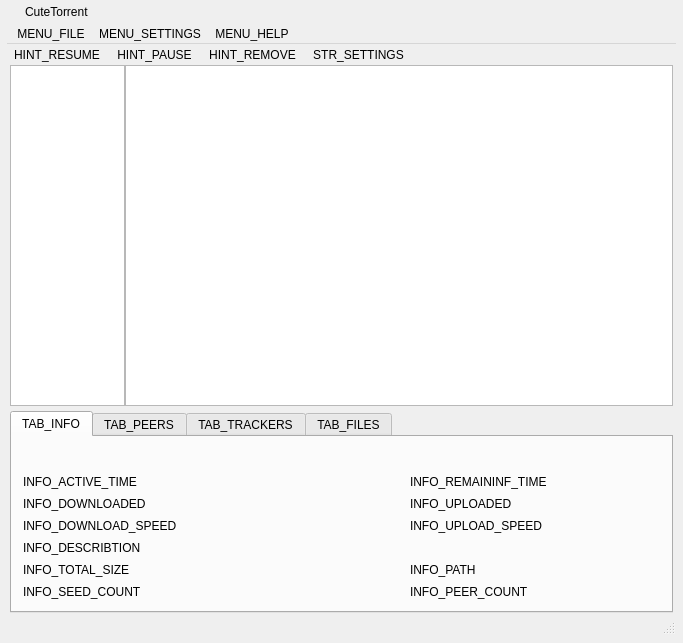
Old version of the form CuteTorrent/LTorrent/customWindow/CustomWindow.ui in the repository SuperNerd-James/cutetorrent.
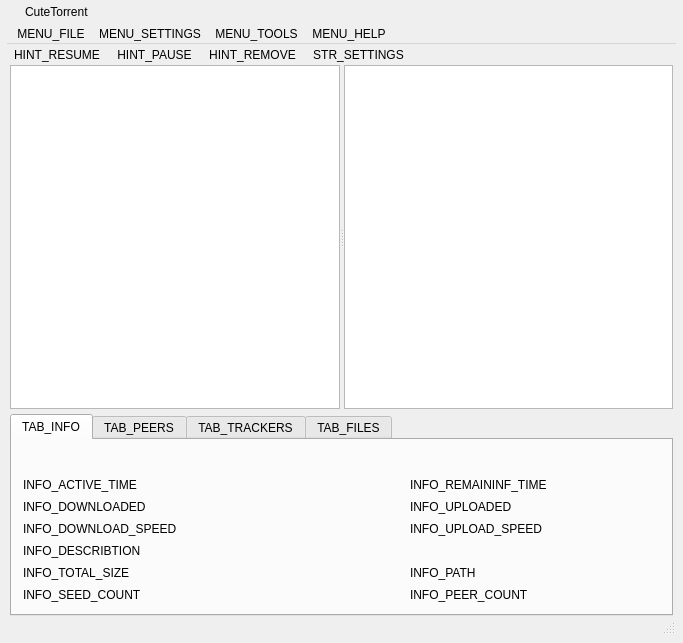
New version of the form. Icons and pictures are not drawn.

Diff of the .ui file:
```diff
--- a/CuteTorrent/LTorrent/customWindow/CustomWindow.ui
+++ b/CuteTorrent/LTorrent/customWindow/CustomWindow.ui
@@ -219,6 +219,12 @@
           <height>0</height>
          </size>
         </property>
+        <property name="maximumSize">
+         <size>
+          <width>16777215</width>
+          <height>16777215</height>
+         </size>
+        </property>
         <property name="styleSheet">
          <string notr="true"/>
         </property>
@@ -255,8 +261,15 @@
          <addaction name="ACTION_MENU_ABAUT_CT"/>
          <addaction name="ACTION_MENU_CHECK_UPDATE"/>
         </widget>
+        <widget class="QMenu" name="menuMENU_TOOLS">
+         <property name="title">
+          <string>MENU_TOOLS</string>
+         </property>
+         <addaction name="ACTION_TOOLS_BACKUP"/>
+        </widget>
         <addaction name="menu"/>
         <addaction name="menu_2"/>
+        <addaction name="menuMENU_TOOLS"/>
         <addaction name="menu_CuteTorrent"/>
        </widget>
       </item>
@@ -305,58 +318,6 @@
         <property name="spacing">
          <number>0</number>
         </property>
-        <item row="0" column="1">
-         <widget class="QListView" name="listView">
-          <property name="minimumSize">
-           <size>
-            <width>548</width>
-            <height>0</height>
-           </size>
-          </property>
-          <property name="autoFillBackground">
-           <bool>true</bool>
-          </property>
-          <property name="styleSheet">
-           <string notr="true"/>
-          </property>
-         </widget>
-        </item>
-        <item row="0" column="0">
-         <widget class="QTreeWidget" name="groupTreeWidget">
-          <property name="maximumSize">
-           <size>
-            <width>130</width>
-            <height>16777215</height>
-           </size>
-          </property>
-          <property name="styleSheet">
-           <string notr="true"/>
-          </property>
-          <property name="autoExpandDelay">
-           <number>0</number>
-          </property>
-          <property name="indentation">
-           <number>15</number>
-          </property>
-          <property name="animated">
-           <bool>true</bool>
-          </property>
-          <property name="wordWrap">
-           <bool>true</bool>
-          </property>
-          <property name="columnCount">
-           <number>1</number>
-          </property>
-          <attribute name="headerVisible">
-           <bool>false</bool>
-          </attribute>
-          <column>
-           <property name="text">
-            <string/>
-           </property>
-          </column>
-         </widget>
-        </item>
         <item row="1" column="0" colspan="2">
          <widget class="QWidget" name="widget_2" native="true">
           <property name="minimumSize">
@@ -715,10 +676,67 @@
           </widget>
          </widget>
         </item>
+        <item row="0" column="0" colspan="2">
+         <widget class="QSplitter" name="spliiter">
+          <property name="sizePolicy">
+           <sizepolicy hsizetype="Expanding" vsizetype="Expanding">
+            <horstretch>0</horstretch>
+            <verstretch>0</verstretch>
+           </sizepolicy>
+          </property>
+          <property name="minimumSize">
+           <size>
+            <width>0</width>
+            <height>330</height>
+           </size>
+          </property>
+          <property name="styleSheet">
+           <string notr="true"/>
+          </property>
+          <property name="orientation">
+           <enum>Qt::Horizontal</enum>
+          </property>
+          <property name="opaqueResize">
+           <bool>true</bool>
+          </property>
+          <property name="childrenCollapsible">
+           <bool>false</bool>
+          </property>
+          <property name="autoExpandDelay" stdset="0">
+           <number>0</number>
+          </property>
+          <property name="indentation" stdset="0">
+           <number>15</number>
+          </property>
+          <property name="animated" stdset="0">
+           <bool>true</bool>
+          </property>
+          <property name="wordWrap" stdset="0">
+           <bool>true</bool>
+          </property>
+          <widget class="QTreeWidget" name="groupTreeWidget">
+           <property name="headerHidden">
+            <bool>true</bool>
+           </property>
+           <column>
+            <property name="text">
+             <string notr="true">1</string>
+            </property>
+           </column>
+          </widget>
+          <widget class="QListView" name="listView"/>
+         </widget>
+        </item>
        </layout>
       </item>
       <item row="3" column="0">
        <widget class="QStatusBar" name="mystatusBar">
+        <property name="maximumSize">
+         <size>
+          <width>16777215</width>
+          <height>19</height>
+         </size>
+        </property>
         <property name="styleSheet">
          <string notr="true"/>
         </property>
```
Left out of the diff: 16 changed lines with no effect on the pictures.
